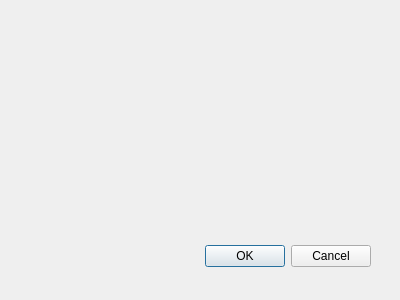
Above: passworddialog.ui from sasawatc/new-sat_config before the change. Below: the same form after it.
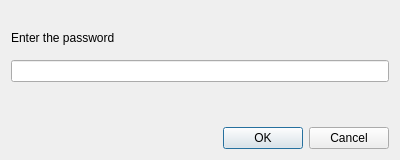
That is the form after the change.

```diff
--- a/passworddialog.ui
+++ b/passworddialog.ui
@@ -9,21 +9,48 @@
     <x>0</x>
     <y>0</y>
     <width>400</width>
-    <height>300</height>
+    <height>160</height>
    </rect>
   </property>
   <property name="windowTitle">
    <string>Dialog</string>
   </property>
+  <layout class="QVBoxLayout" name="verticalLayout_2">
+   <item>
+    <layout class="QVBoxLayout" name="verticalLayout">
+     <property name="spacing">
+      <number>15</number>
+     </property>
+     <property name="topMargin">
+      <number>20</number>
+     </property>
+     <item>
+      <widget class="QLabel" name="label">
+       <property name="text">
+        <string>Enter the password</string>
+       </property>
+      </widget>
+     </item>
+     <item>
+      <widget class="QLineEdit" name="lineEdit"/>
+     </item>
+     <item>
+      <spacer name="verticalSpacer">
+       <property name="orientation">
+        <enum>Qt::Vertical</enum>
+       </property>
+       <property name="sizeHint" stdset="0">
+        <size>
+         <width>20</width>
+         <height>40</height>
+        </size>
+       </property>
+      </spacer>
+     </item>
+    </layout>
+   </item>
+   <item>
   <widget class="QDialogButtonBox" name="buttonBox">
-   <property name="geometry">
-    <rect>
-     <x>30</x>
-     <y>240</y>
-     <width>341</width>
-     <height>32</height>
-    </rect>
-   </property>
    <property name="orientation">
     <enum>Qt::Horizontal</enum>
    </property>
@@ -31,6 +58,8 @@
     <set>QDialogButtonBox::Cancel|QDialogButtonBox::Ok</set>
    </property>
   </widget>
+   </item>
+  </layout>
  </widget>
  <pixmapfunction/>
  <resources/>
```
Left out of the diff: 5 changed lines with no effect on the pictures. Lines whose indentation alone changed are shown as unchanged.
